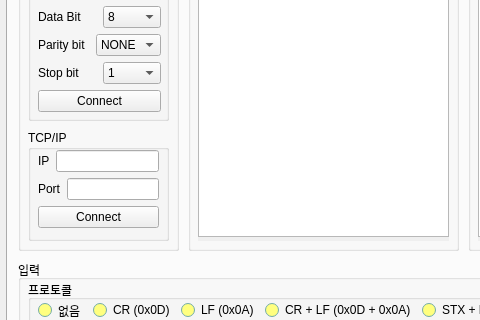
RavenKyu/DataPort, file src/ui.ui: the form before one commit; both pictures show x 0 to 480 and y 185 to 505 of the 835 by 712 pixel window.
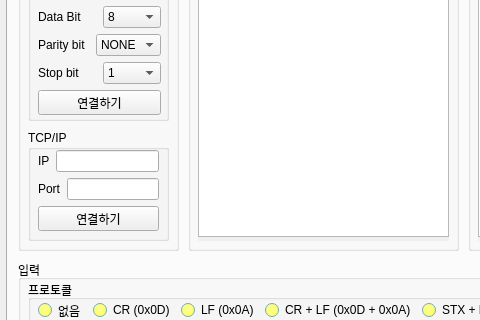
The form after the commit.

Commit message: #1 시리얼 연결 가능, UI 연결 버튼 한글로 변경 * 선택된 시리얼 포트와 설정으로 연결이 가능 * UI 연결 버튼을 영어에서 한글로 변경

```diff
--- a/src/ui.ui
+++ b/src/ui.ui
@@ -228,7 +228,7 @@
          <item>
           <widget class="QPushButton" name="pushButton_connect">
            <property name="text">
-            <string>Connect</string>
+            <string>연결하기</string>
            </property>
           </widget>
          </item>
@@ -288,7 +288,7 @@
          <item>
           <widget class="QPushButton" name="pushButton_2">
            <property name="text">
-            <string>Connect</string>
+            <string>연결하기</string>
            </property>
           </widget>
          </item>
```
Left out of the diff: 20 changed lines with no effect on the pictures. The commit also changes 2 other files.
